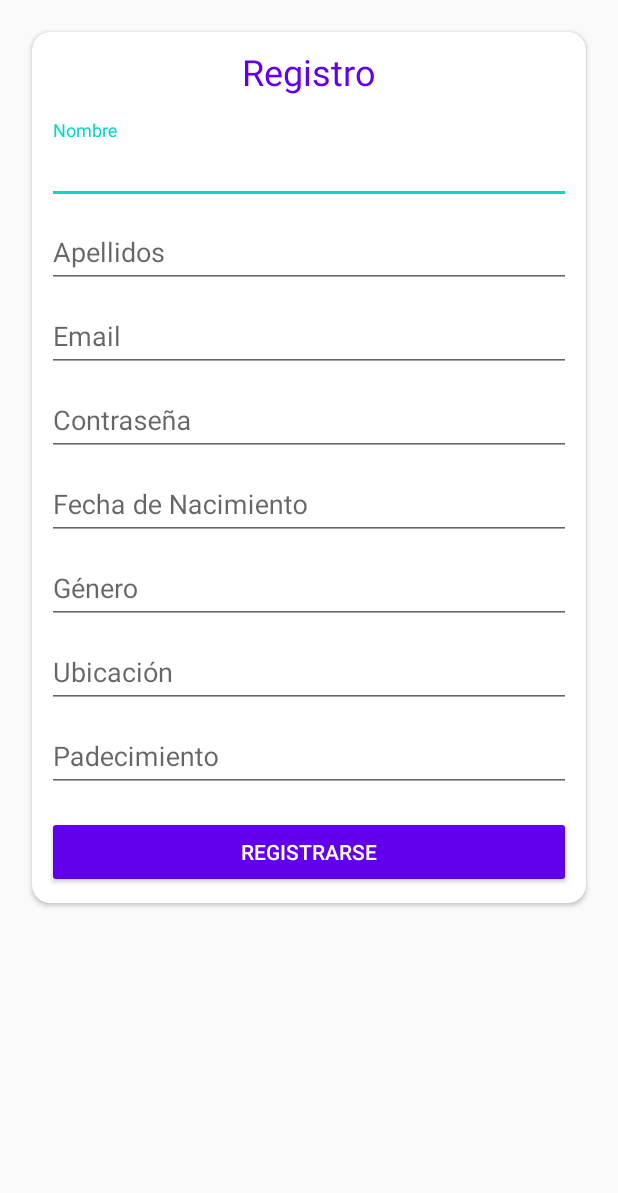
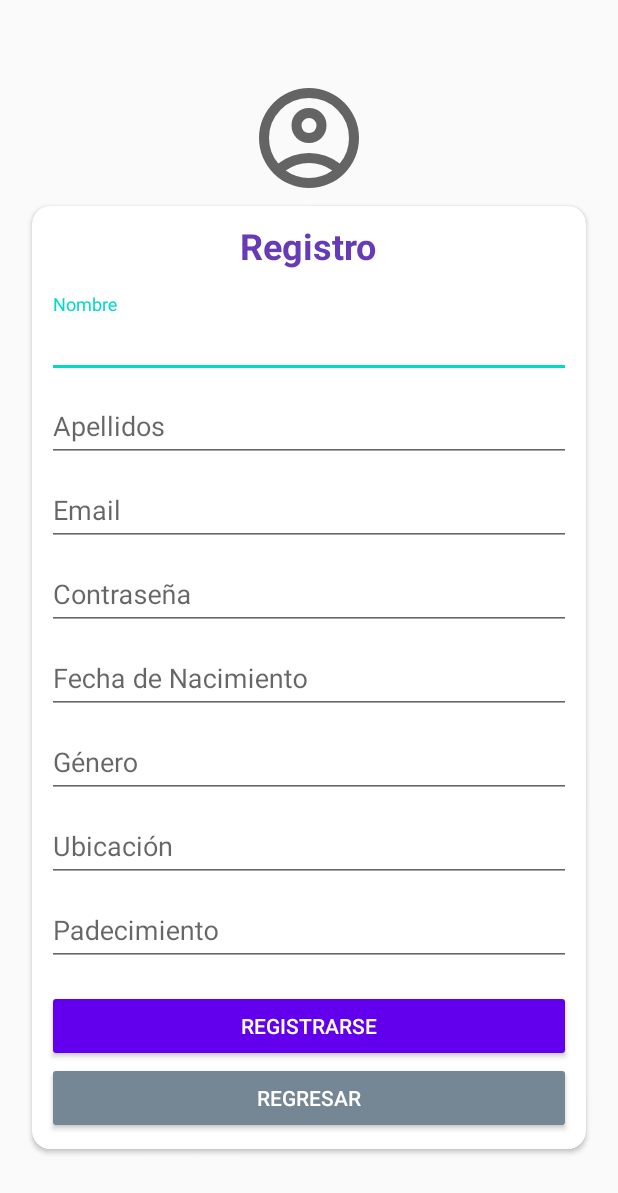
Before and after one commit to SilverRampage/PsicoProfiler, an Android app built with Jetpack Compose: the RegistroActivity screen opened directly, with no data from a screen before it, after a tap on "REGISTRARSE", on a phone screen of 412 x 824 dp. Shown: the top 1193 px of the screen. Run offline under Robolectric (Android 15) with nearby library versions, the phone set to English and light mode, and no system bars.

Commit message:
Adicion de la logica del registro de usuarios, correcciones a la vista del registro y adicion de nuevos colores

```diff
--- a/app/src/main/java/com/example/psycoprofiler/RegistroActivity.kt
+++ b/app/src/main/java/com/example/psycoprofiler/RegistroActivity.kt
@@ -6,8 +6,23 @@ import android.content.Intent
 import android.widget.Button
 import android.widget.EditText
 import android.widget.Toast
+import okhttp3.Call
+import okhttp3.Callback
+import okhttp3.MediaType.Companion.toMediaType
+import okhttp3.OkHttpClient
+import okhttp3.Request
+import okhttp3.RequestBody.Companion.toRequestBody
+import okhttp3.Response
+import org.json.JSONObject
+import java.io.IOException
 
 class RegistroActivity : AppCompatActivity() {
+
+    private val client = OkHttpClient()
+
+    // Definir constantes para URL y MediaType
+    private val url = "http://10.0.2.2:5000/api/users/register"
+    private val JSON = "application/json; charset=utf-8".toMediaType()
 
     private lateinit var etNombre: EditText
     private lateinit var etApellidos: EditText
@@ -18,11 +33,14 @@ class RegistroActivity : AppCompatActivity() {
     private lateinit var etUbicacion: EditText
     private lateinit var etPadecimiento: EditText
     private lateinit var btnRegistro: Button
+    private lateinit var btnReturn: Button
 
     override fun onCreate(savedInstanceState: Bundle?) {
         super.onCreate(savedInstanceState)
         setContentView(R.layout.activity_registro)
 
+        // Usar apply para inicializar vistas
+        apply {
             etNombre = findViewById(R.id.etNombre)
             etApellidos = findViewById(R.id.etApellidos)
             etEmail = findViewById(R.id.etEmail)
@@ -32,33 +50,85 @@ class RegistroActivity : AppCompatActivity() {
             etUbicacion = findViewById(R.id.etUbicacion)
             etPadecimiento = findViewById(R.id.etPadecimiento)
             btnRegistro = findViewById(R.id.btnRegistro)
+            btnReturn = findViewById(R.id.btnReturn)
+        }
 
         btnRegistro.setOnClickListener {
-            val nombre = etNombre.text.toString()
-            val apellidos = etApellidos.text.toString()
-            val email = etEmail.text.toString()
-            val password = etPassword.text.toString()
-            val fechaNacimiento = etFechaNacimiento.text.toString()
-            val genero = etGenero.text.toString()
-            val ubicacion = etUbicacion.text.toString()
-            val padecimiento = etPadecimiento.text.toString()
+            if (validarCampos()) {
+                // Crear un objeto User con los datos del formulario
+                val user = User(
+                    etNombre.text.toString(),
+                    etApellidos.text.toString(),
+                    etEmail.text.toString(),
+                    etPassword.text.toString(),
+                    etFechaNacimiento.text.toString(),
+                    etGenero.text.toString(),
+                    etUbicacion.text.toString(),
+                    etPadecimiento.text.toString()
+                )
 
-            if (nombre.isNotEmpty() && apellidos.isNotEmpty() && email.isNotEmpty() && password.isNotEmpty()
-                && fechaNacimiento.isNotEmpty() && genero.isNotEmpty() && ubicacion.isNotEmpty() && padecimiento.isNotEmpty()) {
-                // Aquí deberías implementar la lógica para registrar el usuario en la base de datos
-
-                // Simulación de registro exitoso
-                Toast.makeText(this, "Registro exitoso", Toast.LENGTH_SHORT).show()
-
-                // Redirigir al usuario a la pantalla de Login después del registro
-                val intent = Intent(this, LoginActivity::class.java)
-                startActivity(intent)
-                finish()
+                registrarUsuario(user)
             } else {
                 Toast.makeText(this, "Por favor, completa todos los campos", Toast.LENGTH_SHORT).show()
             }
         }
 
+        btnReturn.setOnClickListener {
+            startActivity(Intent(this@RegistroActivity, LoginActivity::class.java))
+            finish()
+        }
+    }
+
+    // Función para validar los campos
+    private fun validarCampos(): Boolean {
+        return listOf(
+            etNombre.text, etApellidos.text, etEmail.text, etPassword.text,
+            etFechaNacimiento.text, etGenero.text, etUbicacion.text, etPadecimiento.text
+        ).all { it.isNotEmpty() }
+    }
+
+    private fun registrarUsuario(user: User) {
+        // Crear el JSON utilizando los datos del objeto User
+        val json = JSONObject().apply {
+            put("name", user.name)
+            put("lastname", user.lastname)
+            put("email", user.email)
+            put("password", user.password)
+            put("birthday", user.birthday)
+            put("gender", user.gender)
+            put("address", user.address)
+            put("suffering", user.suffering)
+        }
+
+        // Crear el body para la solicitud POST
+        val body = json.toString().toRequestBody(JSON)
+
+        // Crear la solicitud POST
+        val request = Request.Builder()
+            .url(url)
+            .post(body)
+            .build()
+
+        // Ejecutar la solicitud
+        client.newCall(request).enqueue(object : Callback {
+            override fun onFailure(call: Call, e: IOException) {
+                runOnUiThread {
+                    Toast.makeText(this@RegistroActivity, "Error al registrar usuario", Toast.LENGTH_SHORT).show()
+                }
+            }
+
+            override fun onResponse(call: Call, response: Response) {
+                runOnUiThread {
+                    if (response.isSuccessful) {
+                        Toast.makeText(this@RegistroActivity, "Registro exitoso", Toast.LENGTH_SHORT).show()
+                        startActivity(Intent(this@RegistroActivity, LoginActivity::class.java))
+                        finish()
+                    } else {
+                        Toast.makeText(this@RegistroActivity, "Error: ${response.message}", Toast.LENGTH_SHORT).show()
+                    }
+                }
+            }
+        })
+    }
 
 }
-}
--- a/app/src/main/res/layout/activity_registro.xml
+++ b/app/src/main/res/layout/activity_registro.xml
@@ -1,5 +1,6 @@
 <?xml version="1.0" encoding="utf-8"?>
-<ScrollView xmlns:android="http://schemas.android.com/apk/res/android"
+<RelativeLayout xmlns:android="http://schemas.android.com/apk/res/android"
+    xmlns:tools="http://schemas.android.com/tools"
     android:layout_width="match_parent"
     android:layout_height="match_parent"
     xmlns:app="http://schemas.android.com/apk/res-auto"
@@ -9,7 +10,15 @@
         android:layout_width="match_parent"
         android:layout_height="wrap_content"
         android:orientation="vertical"
-        android:gravity="center">
+        android:gravity="center"
+        android:layout_centerInParent="true"
+        tools:ignore="UselessParent">
+
+        <ImageView
+            android:id="@+id/imageView"
+            android:layout_width="match_parent"
+            android:layout_height="80dp"
+            android:src="@drawable/ic_user" />
 
         <!-- CardView to contain the form -->
         <androidx.cardview.widget.CardView
@@ -34,7 +43,8 @@
                     android:layout_height="wrap_content"
                     android:text="Registro"
                     android:textSize="24sp"
-                    android:textColor="@color/purple_500"
+                    android:textStyle="bold"
+                    android:textColor="@color/dark_purple"
                     android:layout_gravity="center_horizontal"
                     android:paddingBottom="16dp" />
 
@@ -139,9 +149,18 @@
                     android:textColor="@android:color/white"
                     android:layout_marginTop="16dp" />
 
+                <Button
+                    android:id="@+id/btnReturn"
+                    android:layout_width="match_parent"
+                    android:layout_height="wrap_content"
+                    android:text="Regresar"
+                    android:backgroundTint="@color/gray_btn2"
+                    android:textColor="@android:color/white" />
+
             </LinearLayout>
 
         </androidx.cardview.widget.CardView>
 
     </LinearLayout>
-</ScrollView>
+
+</RelativeLayout>
--- a/app/src/main/res/values/colors.xml
+++ b/app/src/main/res/values/colors.xml
@@ -7,4 +7,9 @@
     <color name="teal_700">#FF018786</color>
     <color name="black">#FF000000</color>
     <color name="white">#FFFFFFFF</color>
+
+    <!-- Basic Colors -->
+    <color name="dark_purple">#673AB7</color>
+    <color name="gray_btn2">#758694</color>
+
 </resources>
```
Lines whose indentation alone changed are shown as unchanged.
